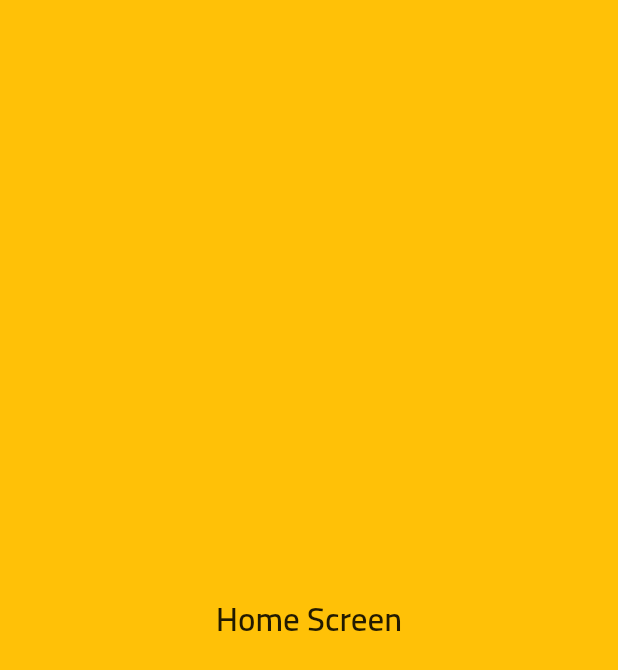
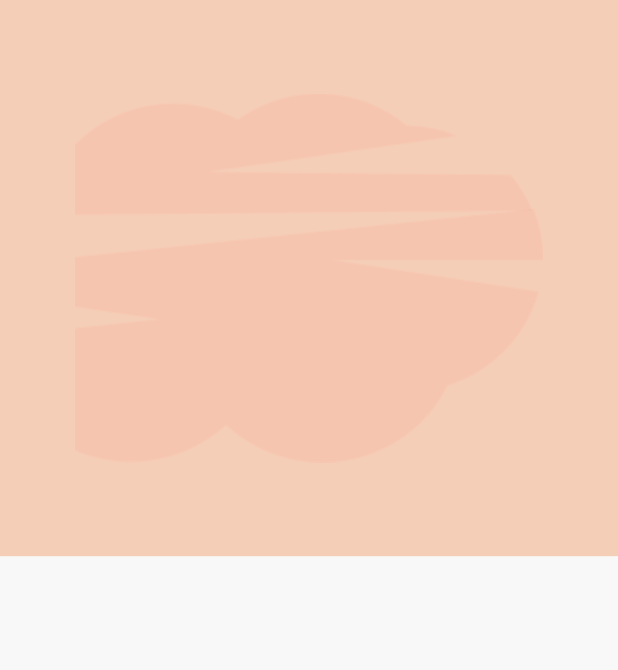
Before and after one commit to renankanu/app_meditation_layout, a Flutter app: the screen it shows after launch, on a phone screen of 412 x 824 dp. Shown: the top 670 px of the screen. Run offline on Flutter 3.47's test engine with Material 2 defaults, Android fonts, the phone set to English and light mode, and no system bars; our stand-ins replace flutter_hooks, lottie.

```diff
--- a/lib/app/screen/home/home_screen.dart
+++ b/lib/app/screen/home/home_screen.dart
@@ -1,20 +1,22 @@
+import 'package:app_meditation/app/utils/images.dart';
 import 'package:flutter/cupertino.dart';
 import 'package:flutter/material.dart';
 
 class Home extends StatelessWidget {
   @override
   Widget build(BuildContext context) {
+    var size = MediaQuery.of(context).size;
     return Scaffold(
       body: Container(
-        color: Colors.amber,
-        child: Center(
-          child: Text(
-            "Home Screen",
-            style: TextStyle(
-              fontSize: 22,
-              fontWeight: FontWeight.w600,
-            ),
-          ),
+        child: Stack(
+          children: [
+            Container(
+              height: size.height * .45,
+              decoration: BoxDecoration(
+                  color: Color(0xFFF5CEB8),
+                  image: DecorationImage(image: AssetImage(Images.logoPath))),
+            )
+          ],
         ),
       ),
     );
--- /dev/null
+++ b/lib/app/utils/images.dart
@@ -0,0 +1,3 @@
+class Images {
+  static const String logoPath = 'assets/images/undraw_pilates_gpdb.png';
+}
--- a/lib/main.dart
+++ b/lib/main.dart
@@ -1,4 +1,5 @@
 import 'package:app_meditation/app/screen/intro/intro_screen.dart';
+import 'package:app_meditation/app/styles/colors.dart';
 import 'package:flutter/material.dart';
 
 void main() {
@@ -12,9 +13,12 @@ class MyApp extends StatelessWidget {
       title: 'Flutter Demo',
       debugShowCheckedModeBanner: false,
       theme: ThemeData(
-        fontFamily: "Cairo",
+        scaffoldBackgroundColor: kBackgroundColor,
         primarySwatch: Colors.blue,
         visualDensity: VisualDensity.adaptivePlatformDensity,
+        textTheme: Theme.of(context)
+            .textTheme
+            .apply(displayColor: kTextColor, fontFamily: "Cairo"),
       ),
       home: Intro(),
     );
```
Also changed, not shown: lib/app/utils/custom_colors.dart (added, +19 -0 lines), assets/images/meditation_bg.png (added), assets/images/undraw_pilates_gpdb.png (added).
